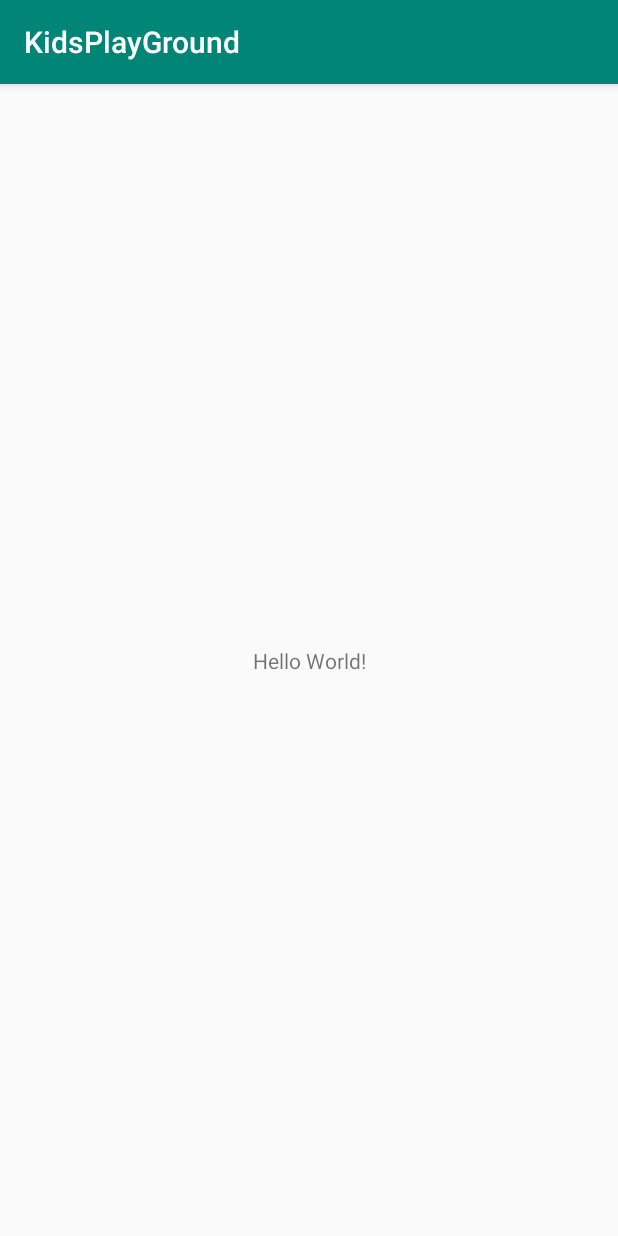
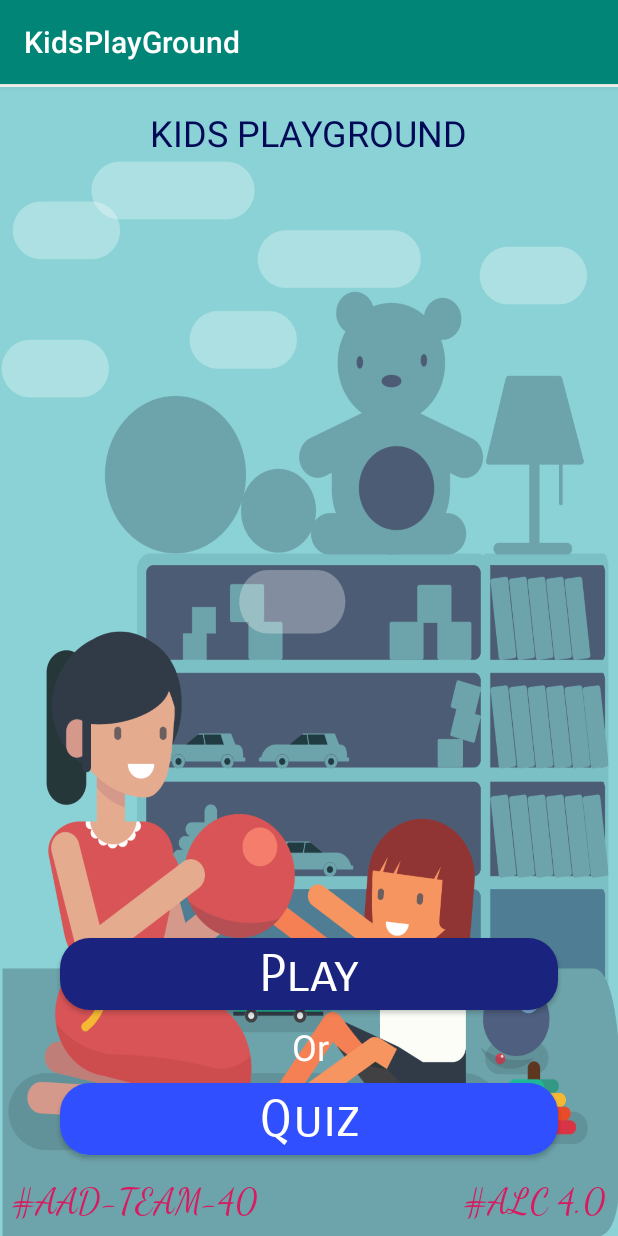
Before and after one commit to ime01/AAD-TEAM-40-ANIMATION-CHALLENGE, an Android app: the screen it shows after launch (MainActivity), on a phone screen of 412 x 824 dp. Run offline under Robolectric (Android 15) with nearby library versions, the phone set to English and light mode, and no system bars.

Commit message:
home screen commit  17/10/2019

```diff
--- /dev/null
+++ b/app/src/main/res/drawable/play_rounded_button.xml
@@ -0,0 +1,6 @@
+<?xml version="1.0" encoding="utf-8"?>
+<shape xmlns:android="http://schemas.android.com/apk/res/android"
+    android:shape="rectangle">
+    <solid android:color="@color/colorPrimary2"/>
+    <corners android:radius="20sp"/>
+</shape>
--- /dev/null
+++ b/app/src/main/res/drawable/quiz_rounded_button.xml
@@ -0,0 +1,6 @@
+<?xml version="1.0" encoding="utf-8"?>
+<shape xmlns:android="http://schemas.android.com/apk/res/android"
+    android:shape="rectangle">
+    <solid android:color="@color/colorAccent2"/>
+    <corners android:radius="20sp"/>
+</shape>
--- a/app/src/main/res/layout/activity_main.xml
+++ b/app/src/main/res/layout/activity_main.xml
@@ -4,15 +4,102 @@
     xmlns:tools="http://schemas.android.com/tools"
     android:layout_width="match_parent"
     android:layout_height="match_parent"
+    android:background="@drawable/aad_bg_image"
     tools:context=".MainActivity">
 
     <TextView
+        android:id="@+id/aad_team_3"
         android:layout_width="wrap_content"
+        android:layout_height="0dp"
+        android:layout_marginEnd="8dp"
+        android:layout_marginBottom="8dp"
+        android:fontFamily="cursive"
+        android:text="@string/aad_team_40_text2"
+        android:textAppearance="@style/TextAppearance.AppCompat.Large"
+        android:textColor="@color/colorAccent"
+        android:textSize="24sp"
+        app:layout_constraintBottom_toBottomOf="parent"
+        app:layout_constraintEnd_toEndOf="parent" />
+
+    <TextView
+        android:id="@+id/aad_team_2"
+        android:layout_width="wrap_content"
+        android:layout_height="0sp"
+        android:layout_marginStart="8sp"
+        android:layout_marginBottom="8sp"
+        android:fontFamily="cursive"
+        android:text="@string/aad_team_40_text"
+        android:textAppearance="@style/TextAppearance.AppCompat.Large"
+        android:textColor="@color/colorAccent"
+        android:textSize="24sp"
+        app:layout_constraintBottom_toBottomOf="parent"
+        app:layout_constraintStart_toStartOf="parent" />
+
+    <TextView
+        android:id="@+id/aad_team_or"
+        android:layout_width="wrap_content"
+        android:layout_height="0sp"
+        android:layout_marginStart="8sp"
+        android:layout_marginEnd="8sp"
+        android:layout_marginBottom="8sp"
+        android:text="@string/aad_team_40_or"
+        android:textAppearance="@style/TextAppearance.AppCompat.Large"
+        android:textColor="@color/colorAccent3"
+        android:textSize="24sp"
+        app:layout_constraintBottom_toTopOf="@+id/btn_quiz"
+        app:layout_constraintEnd_toEndOf="parent"
+        app:layout_constraintHorizontal_bias="0.503"
+        app:layout_constraintStart_toStartOf="parent" />
+
+    <Button
+        android:id="@+id/btn_lesson"
+        android:layout_width="0sp"
         android:layout_height="wrap_content"
-        android:text="Hello World!"
-        app:layout_constraintBottom_toBottomOf="parent"
-        app:layout_constraintLeft_toLeftOf="parent"
-        app:layout_constraintRight_toRightOf="parent"
+        android:layout_marginStart="40sp"
+        android:layout_marginEnd="40sp"
+        android:layout_marginBottom="8sp"
+        android:background="@drawable/quiz_rounded_button"
+        android:fontFamily="sans-serif-smallcaps"
+        android:text="@string/learn_txt"
+        android:textAppearance="@style/TextAppearance.AppCompat.Display1"
+        android:textColor="@color/colorAccent3"
+        android:textSize="34sp"
+        app:layout_constraintBottom_toTopOf="@+id/aad_team_or"
+        app:layout_constraintEnd_toEndOf="parent"
+        app:layout_constraintHorizontal_bias="0.0"
+        app:layout_constraintStart_toStartOf="parent" />
+
+    <TextView
+        android:id="@+id/aad_team_40"
+        android:layout_width="wrap_content"
+        android:layout_height="0sp"
+        android:layout_marginStart="8sp"
+        android:layout_marginTop="16sp"
+        android:layout_marginEnd="8sp"
+        android:text="@string/aad_team_40_title"
+        android:textAppearance="@style/TextAppearance.AppCompat.Large"
+        android:textColor="@color/colorPrimaryDark2"
+        android:textSize="24sp"
+        app:layout_constraintEnd_toEndOf="parent"
+        app:layout_constraintStart_toStartOf="parent"
         app:layout_constraintTop_toTopOf="parent" />
 
+    <Button
+        android:id="@+id/btn_quiz"
+        android:layout_width="0sp"
+        android:layout_height="wrap_content"
+        android:layout_marginStart="40sp"
+        android:layout_marginEnd="40sp"
+        android:layout_marginBottom="16dp"
+        android:background="@drawable/play_rounded_button"
+        android:fontFamily="sans-serif-smallcaps"
+        android:text="@string/quiz_text"
+        android:textAppearance="@style/TextAppearance.AppCompat.Display1"
+        android:textColor="@color/colorAccent3"
+        android:textSize="34sp"
+        app:layout_constraintBottom_toTopOf="@+id/aad_team_2"
+        app:layout_constraintEnd_toEndOf="parent"
+        app:layout_constraintHorizontal_bias="0.0"
+        app:layout_constraintStart_toStartOf="parent" />
+
 </androidx.constraintlayout.widget.ConstraintLayout>
--- a/app/src/main/res/values/colors.xml
+++ b/app/src/main/res/values/colors.xml
@@ -1,6 +1,10 @@
 <?xml version="1.0" encoding="utf-8"?>
 <resources>
+    <color name="colorAccent">#d81b60</color>
+    <color name="colorAccent2">#1a237e</color>
+    <color name="colorAccent3">#ffffff</color>
     <color name="colorPrimary">#008577</color>
-    <color name="colorPrimaryDark">#00574B</color>
-    <color name="colorAccent">#D81B60</color>
+    <color name="colorPrimary2">#304ffe</color>
+    <color name="colorPrimaryDark">#00574b</color>
+    <color name="colorPrimaryDark2">#000957</color>
 </resources>
--- a/app/src/main/res/values/strings.xml
+++ b/app/src/main/res/values/strings.xml
@@ -1,3 +1,9 @@
 <resources>
     <string name="app_name">KidsPlayGround</string>
+    <string name="aad_team_40_or">Or</string>
+    <string name="aad_team_40_text">#AAD-TEAM-40</string>
+    <string name="aad_team_40_text2">#ALC 4.0</string>
+    <string name="aad_team_40_title">KIDS PLAYGROUND</string>
+    <string name="learn_txt">Play</string>
+    <string name="quiz_text">Quiz</string>
 </resources>
--- a/build.gradle
+++ b/build.gradle
@@ -7,7 +7,7 @@ buildscript {
 
     }
     dependencies {
-        classpath 'com.android.tools.build:gradle:3.5.0'
+        classpath 'com.android.tools.build:gradle:3.5.1'
 
         // NOTE: Do not place your application dependencies here; they belong
         // in the individual module build.gradle files
```
Also changed, not shown: app/src/main/res/drawable/aad_bg_image.png (added), app/src/main/res/drawable/adndela.png (added).
